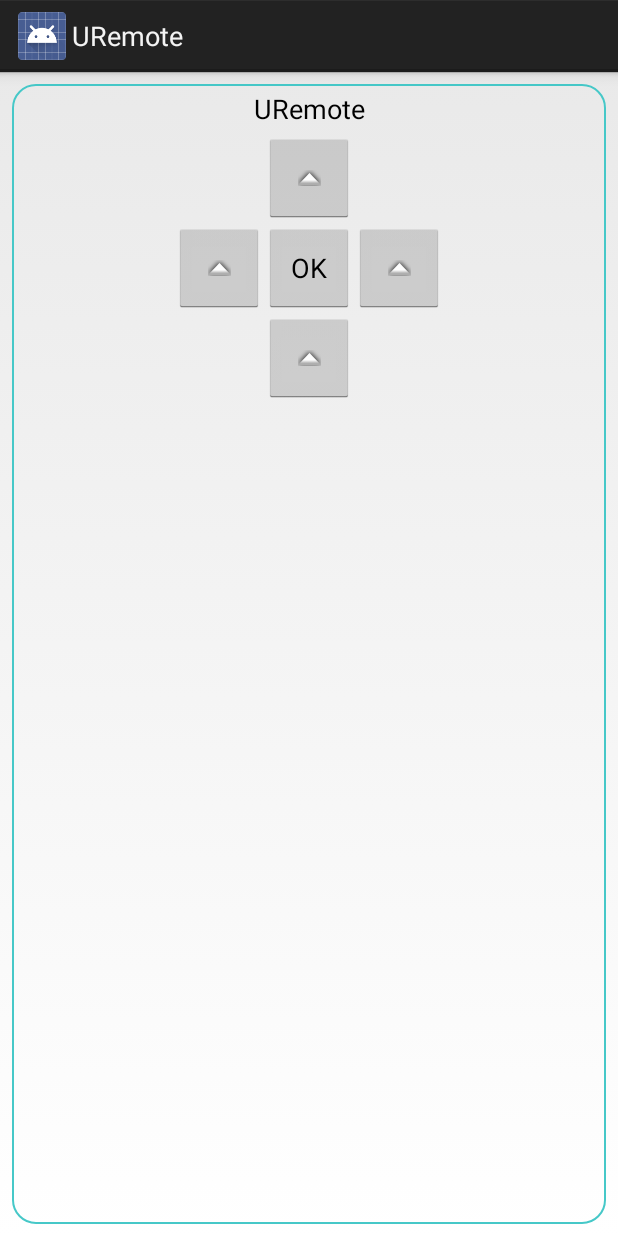
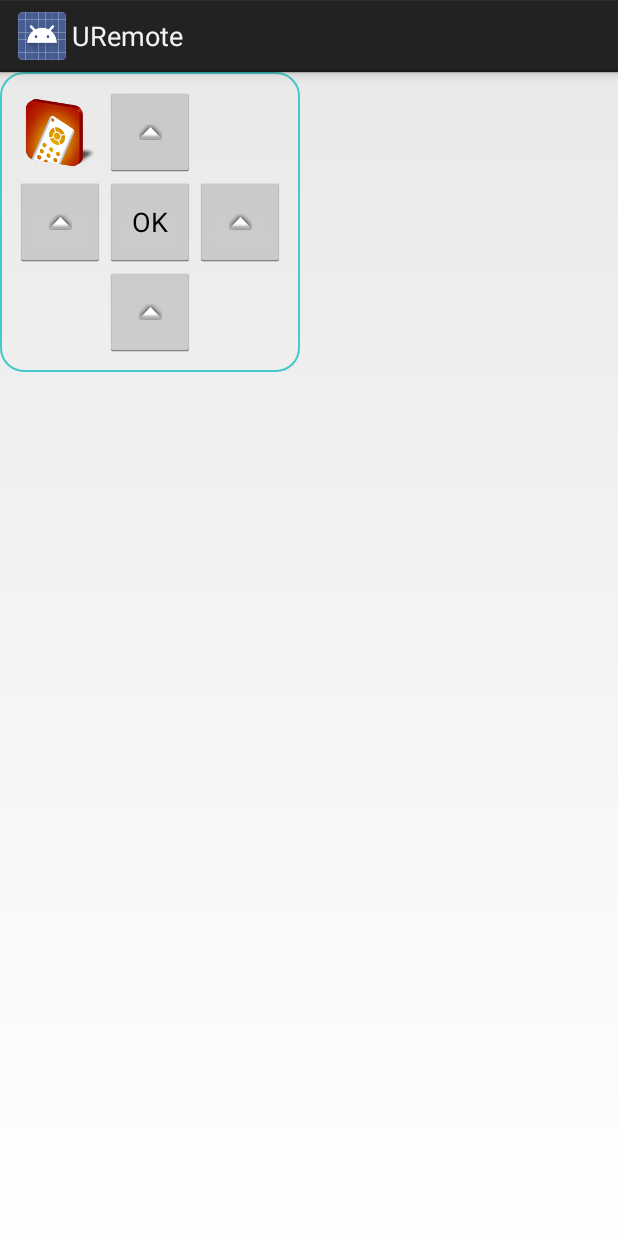
Before and after one commit to cyrillrx/URemote, an Android app: the layout widget_dpad.xml on its own in the app's theme, with its tools: preview values and no code run, on a phone screen of 412 x 824 dp. Run offline under Robolectric (Android 15) with nearby library versions, the phone set to English and light mode, and no system bars.

Commit message:
Layout refactoring

```diff
--- a/URemote/src/main/res/layout/activity_home.xml
+++ b/URemote/src/main/res/layout/activity_home.xml
@@ -3,5 +3,8 @@
 		  android:id="@android:id/list"
 		  android:layout_width="match_parent"
 		  android:layout_height="match_parent"
-		  android:layout_margin="25dp"
+		  android:layout_marginLeft="@dimen/activity_horizontal_margin"
+		  android:layout_marginTop="@dimen/activity_vertical_margin"
+		  android:layout_marginRight="@dimen/activity_horizontal_margin"
+		  android:layout_marginBottom="@dimen/activity_vertical_margin"
 		  android:cacheColorHint="@android:color/transparent" />
--- a/URemote/src/main/res/layout/widget_dpad.xml
+++ b/URemote/src/main/res/layout/widget_dpad.xml
@@ -1,70 +1,72 @@
 <?xml version="1.0" encoding="utf-8"?>
-<LinearLayout xmlns:android="http://schemas.android.com/apk/res/android"
-			  android:id="@+id/layout"
-			  android:layout_width="match_parent"
-			  android:layout_height="match_parent"
-			  android:layout_margin="8dip"
+<GridLayout xmlns:android="http://schemas.android.com/apk/res/android"
             android:background="@drawable/widget_media_shape"
-			  android:orientation="vertical">
+            android:layout_width="wrap_content"
+            android:layout_height="wrap_content"
+            android:padding="10dp"
+            android:columnCount="3">
 
-	<TextView
-			style="@android:style/TextAppearance.Medium"
-            android:id="@+id/widgetTitle"
-			android:layout_width="match_parent"
-			android:layout_height="wrap_content"
-			android:layout_gravity="center"
-            android:layout_margin="4dp"
-			android:gravity="center_horizontal|center_vertical"
-			android:text="@string/app_name" />
+    <ImageButton
+            android:id="@+id/launchApp"
+            android:layout_width="@dimen/media_button_width"
+            android:layout_height="@dimen/media_button_height"
+            android:layout_row="0"
+            android:layout_column="0"
+            android:background="@android:color/transparent"
+            android:src="@drawable/ic_launcher" />
 
-    <!-- Directional keys -->
-
-    <TableLayout
-            android:layout_width="match_parent"
-            android:layout_height="wrap_content">
-
-        <TableRow android:gravity="center_horizontal">
+    <!-- DPad row 1 -->
 
     <ImageButton
             android:id="@+id/dpadUp"
-                    android:layout_width="60dp"
-                    android:layout_height="60dp"
+            android:layout_width="@dimen/media_button_width"
+            android:layout_height="@dimen/media_button_height"
+            android:layout_row="0"
+            android:layout_column="1"
+            android:layout_gravity="fill"
             android:contentDescription="@string/up"
             android:src="@android:drawable/arrow_up_float" />
-        </TableRow>
 
-        <TableRow android:gravity="center_horizontal">
+    <!-- DPad row 2 -->
 
     <ImageButton
             android:id="@+id/dpadLeft"
-                    android:layout_width="60dp"
-                    android:layout_height="60dp"
+            android:layout_width="@dimen/media_button_width"
+            android:layout_height="@dimen/media_button_height"
+            android:layout_row="1"
+            android:layout_column="0"
+            android:layout_gravity="fill"
             android:contentDescription="@string/left"
             android:src="@android:drawable/arrow_up_float" />
 
     <Button
             android:id="@+id/dpadOk"
-                    android:layout_width="60dp"
-                    android:layout_height="60dp"
+            android:layout_width="@dimen/media_button_width"
+            android:layout_height="@dimen/media_button_height"
+            android:layout_row="1"
+            android:layout_column="1"
+            android:layout_gravity="fill"
             android:text="@android:string/ok" />
 
     <ImageButton
             android:id="@+id/dpadRight"
-                    android:layout_width="60dp"
-                    android:layout_height="60dp"
+            android:layout_width="@dimen/media_button_width"
+            android:layout_height="@dimen/media_button_height"
+            android:layout_row="1"
+            android:layout_column="2"
             android:contentDescription="@string/right"
             android:src="@android:drawable/arrow_up_float" />
-        </TableRow>
 
-        <TableRow android:gravity="center_horizontal">
+    <!-- DPad row 3 -->
 
     <ImageButton
             android:id="@+id/dpadDown"
-                    android:layout_width="60dp"
-                    android:layout_height="60dp"
+            android:layout_width="@dimen/media_button_width"
+            android:layout_height="@dimen/media_button_height"
+            android:layout_row="2"
+            android:layout_column="1"
             android:contentDescription="@string/down"
             android:src="@android:drawable/arrow_up_float" />
-        </TableRow>
-    </TableLayout>
 
-</LinearLayout>
+
+</GridLayout>
--- /dev/null
+++ b/URemote/src/main/res/values-sw600dp/dimens.xml
@@ -0,0 +1,10 @@
+<resources>
+    <!-- Customize dimensions originally defined in res/values/dimens.xml (such as
+         screen margins) for sw600dp devices (e.g. 7" tablets) here. -->
+
+    <dimen name="activity_horizontal_margin">40dp</dimen>
+    <dimen name="activity_vertical_margin">40dp</dimen>
+
+    <dimen name="media_button_width">100dp</dimen>
+    <dimen name="media_button_height">100dp</dimen>
+</resources>
--- /dev/null
+++ b/URemote/src/main/res/values-sw720dp-land/dimens.xml
@@ -0,0 +1,6 @@
+<resources>
+    <!-- Customize dimensions originally defined in res/values/dimens.xml (such as
+         screen margins) for sw720dp devices (e.g. 10" tablets) in landscape here. -->
+    <dimen name="activity_horizontal_margin">60dp</dimen>
+    <dimen name="activity_vertical_margin">60dp</dimen>
+</resources>
--- /dev/null
+++ b/URemote/src/main/res/values/dimens.xml
@@ -0,0 +1,9 @@
+<resources>
+    <!-- Default screen margins, per the Android Design guidelines. -->
+
+    <dimen name="activity_horizontal_margin">16dp</dimen>
+    <dimen name="activity_vertical_margin">16dp</dimen>
+
+    <dimen name="media_button_width">60dp</dimen>
+    <dimen name="media_button_height">60dp</dimen>
+</resources>
```
Also changed, not shown: URemote/src/main/res/layout-sw600dp/activity_home.xml (deleted, +0 -7 lines), URemote/src/main/res/layout/server_frag_dashboard.xml (+37 -24 lines), URemote/src/main/res/layout/widget_media.xml (+3 -4 lines). Lines whose indentation alone changed are shown as unchanged.
